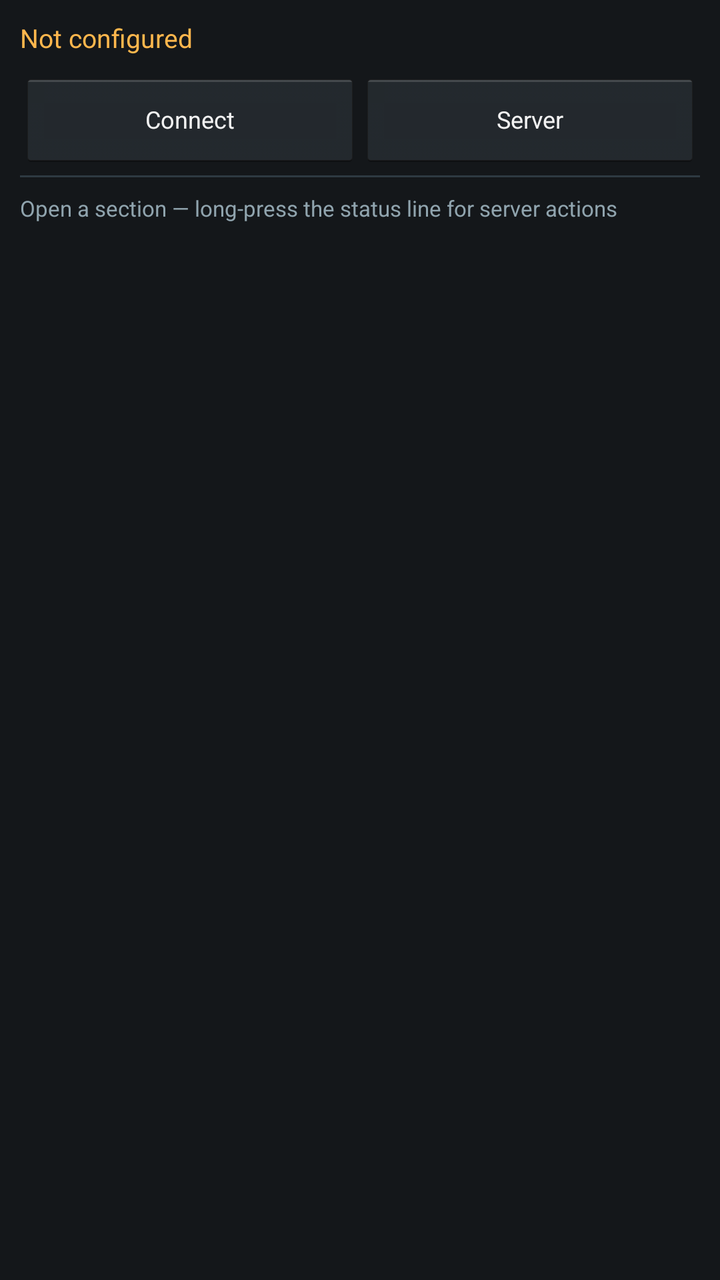
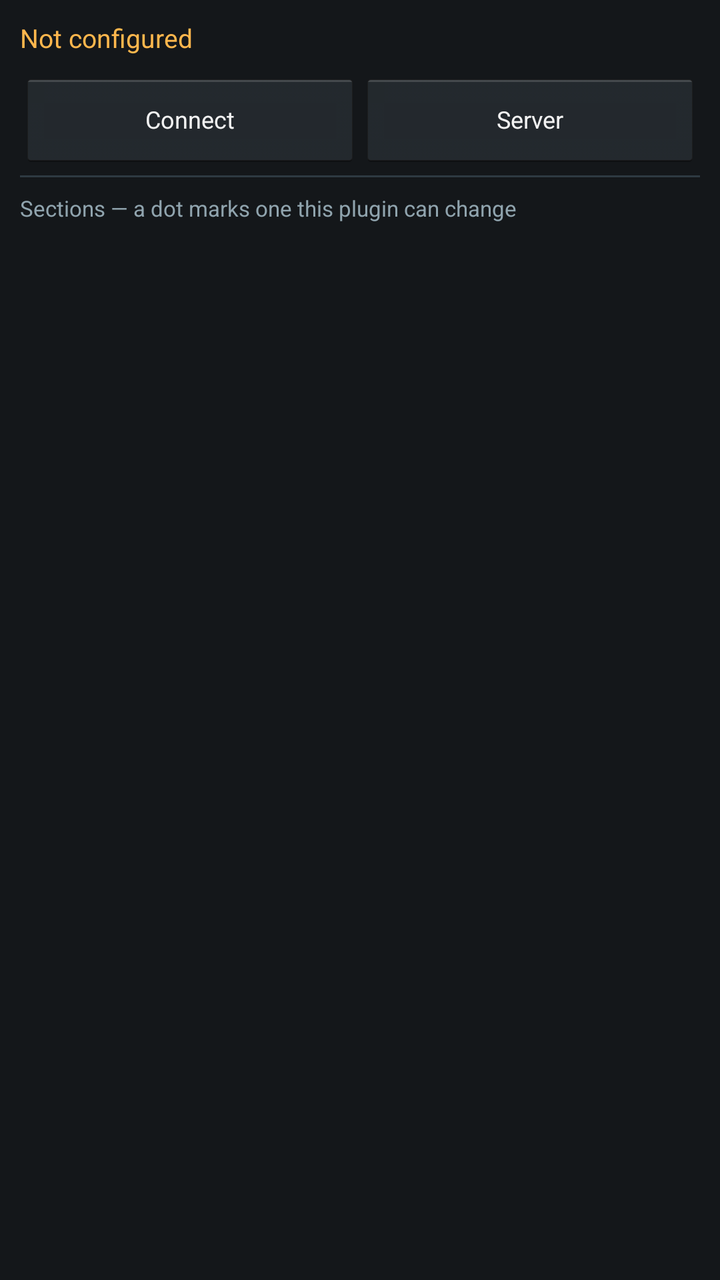

The first picture is an Android layout as it rendered before a commit; the second is the same layout after the commit. The layout source and the unified diff follow.
<!-- AndroidManifest.xml: application theme AppTheme -->
<!-- res/layout/main_layout.xml -->
<?xml version="1.0" encoding="utf-8"?>
<LinearLayout xmlns:android="http://schemas.android.com/apk/res/android"
    android:layout_width="match_parent"
    android:layout_height="match_parent"
    android:orientation="vertical"
    android:background="#FF14171A"
    android:padding="10dp">

    
    <TextView
        android:id="@+id/ots_status"
        android:layout_width="match_parent"
        android:layout_height="wrap_content"
        android:text="Not configured"
        android:textColor="#FFFFB74D"
        android:textSize="13sp"
        android:paddingBottom="2dp" />

    <TextView
        android:id="@+id/ots_roles"
        android:layout_width="match_parent"
        android:layout_height="wrap_content"
        android:textColor="#FF90A4AE"
        android:textSize="11sp"
        android:visibility="gone" />

    <LinearLayout
        android:layout_width="match_parent"
        android:layout_height="wrap_content"
        android:orientation="horizontal"
        android:paddingTop="6dp"
        android:paddingBottom="4dp">

        <Button
            android:id="@+id/ots_connect"
            android:layout_width="0dp"
            android:layout_weight="1"
            android:layout_height="wrap_content"
            android:text="Connect"
            android:textSize="12sp" />

        <Button
            android:id="@+id/ots_settings"
            android:layout_width="0dp"
            android:layout_weight="1"
            android:layout_height="wrap_content"
            android:text="Server"
            android:textSize="12sp" />
    </LinearLayout>

    <View
        android:layout_width="match_parent"
        android:layout_height="1dp"
        android:background="#FF2E3A42" />

    <TextView
        android:layout_width="match_parent"
        android:layout_height="wrap_content"
        android:text="Open a section &#8212; long-press the status line for server actions"
        android:textColor="#FF90A4AE"
        android:textSize="11sp"
        android:paddingTop="8dp"
        android:paddingBottom="4dp" />

    
    <ScrollView
        android:layout_width="match_parent"
        android:layout_height="0dp"
        android:layout_weight="1">

        <LinearLayout
            android:id="@+id/ots_sections"
            android:layout_width="match_parent"
            android:layout_height="wrap_content"
            android:orientation="vertical" />
    </ScrollView>

</LinearLayout>
<!-- resources referenced by this layout -->
<resources>
  <style name="AppTheme" parent="android:Theme.Holo" />
</resources>

<!-- the commit's change to res/layout/main_layout.xml (unified diff, before → after) -->
@@ -37,6 +37,7 @@
             android:layout_weight="1"
             android:layout_height="wrap_content"
             android:text="Connect"
+            android:textAllCaps="false"
             android:textSize="12sp" />
 
         <Button
@@ -45,6 +46,7 @@
             android:layout_weight="1"
             android:layout_height="wrap_content"
             android:text="Server"
+            android:textAllCaps="false"
             android:textSize="12sp" />
     </LinearLayout>
 
@@ -56,7 +58,7 @@
     <TextView
         android:layout_width="match_parent"
         android:layout_height="wrap_content"
-        android:text="Open a section &#8212; long-press the status line for server actions"
+        android:text="Sections &#8212; a dot marks one this plugin can change"
         android:textColor="#FF90A4AE"
         android:textSize="11sp"
         android:paddingTop="8dp"
